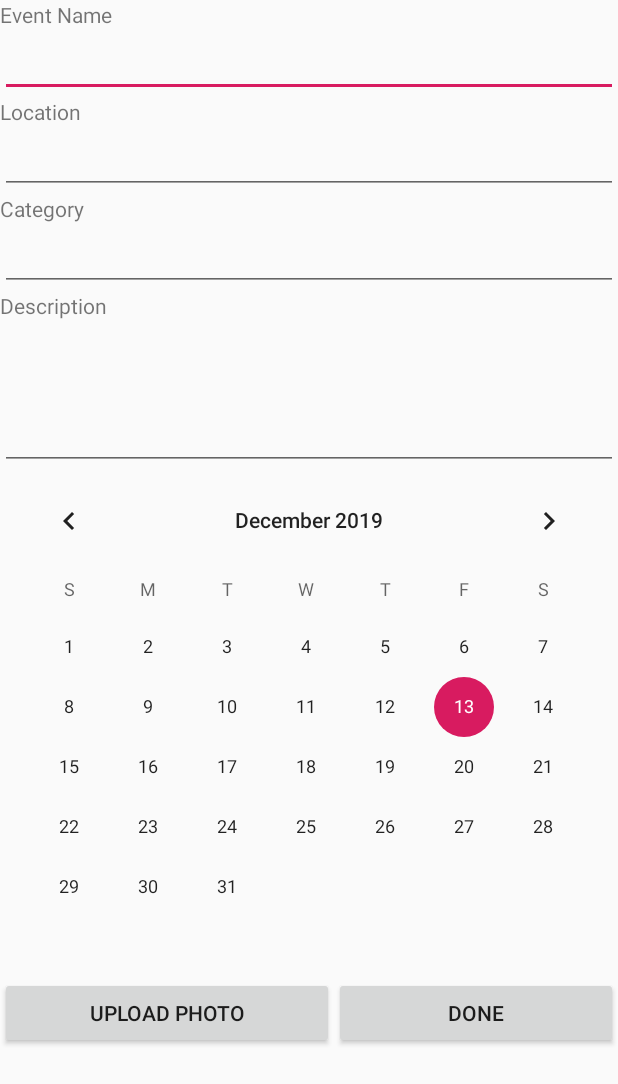
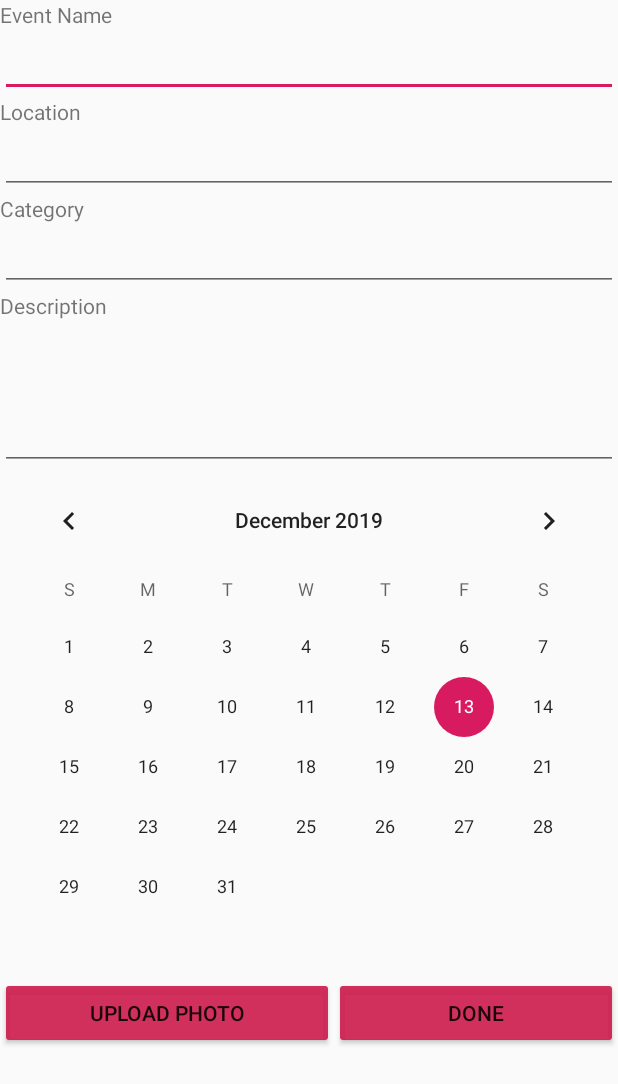
Before and after one commit to ThanosPourikis/WhatsPopIn, an Android app: the Activity2 screen opened directly, with no data from a screen before it, on a phone screen of 412 x 824 dp. Shown: the top 1084 px of the screen. Run offline under Robolectric (Android 15) with nearby library versions, the phone set to English and light mode, and no system bars.

```diff
--- a/app/src/main/res/layout/activity_main.xml
+++ b/app/src/main/res/layout/activity_main.xml
@@ -16,6 +16,7 @@
 		<LinearLayout
 			android:layout_width="match_parent"
 			android:layout_height="match_parent"
+			android:background="#00BCD4"
 			android:orientation="horizontal">
 
 			<TextView
@@ -88,6 +89,7 @@
 					android:id="@+id/button2"
 					android:layout_width="wrap_content"
 					android:layout_height="wrap_content"
+					android:backgroundTint="#F1E47C"
 					android:text="@string/popin" />
 			</LinearLayout>
 
--- a/app/src/main/res/layout/content_main.xml
+++ b/app/src/main/res/layout/content_main.xml
@@ -20,6 +20,7 @@
 			<LinearLayout
 				android:layout_width="match_parent"
 				android:layout_height="match_parent"
+				android:background="#00BCD4"
 				android:orientation="horizontal">
 
 				<TextView
--- a/app/src/main/res/layout/create_event.xml
+++ b/app/src/main/res/layout/create_event.xml
@@ -78,14 +78,16 @@
 				<Button
 					android:id="@+id/button3"
 					android:layout_width="189dp"
-					android:layout_height="wrap_content"
+					android:layout_height="match_parent"
 					android:layout_weight="1"
+					android:backgroundTint="#EBCD1F4E"
 					android:text="Upload Photo" />
 
 				<Button
 					android:id="@+id/button"
 					android:layout_width="189dp"
 					android:layout_height="wrap_content"
+					android:backgroundTint="#EBCD1F4E"
 					android:text="@string/done" />
 			</LinearLayout>
 		</LinearLayout>
--- a/app/src/main/res/layout/login.xml
+++ b/app/src/main/res/layout/login.xml
@@ -46,6 +46,7 @@
 		android:id="@+id/loginBtn"
 		android:layout_width="200dp"
 		android:layout_height="wrap_content"
+		android:backgroundTint="#00BCD4"
 		android:text="Login" />
 
 </LinearLayout>
--- a/app/src/main/res/layout/saved_events.xml
+++ b/app/src/main/res/layout/saved_events.xml
@@ -15,6 +15,7 @@
         <LinearLayout
             android:layout_width="match_parent"
             android:layout_height="match_parent"
+            android:background="#00BCD4"
             android:orientation="horizontal">
 
             <TextView
```
